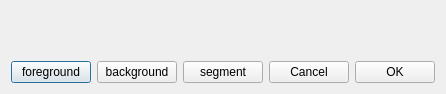
The window that Segmentation/interactionsegment.ui (MirandaGe/segmentation) describes before a commit, drawn with Qt 5.
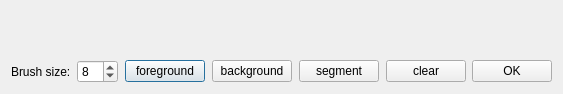
The same window after the commit. Custom widgets are drawn as their Qt base class.

Commit message: add scribble area

Patch:
```diff
--- a/Segmentation/interactionsegment.ui
+++ b/Segmentation/interactionsegment.ui
@@ -6,7 +6,7 @@
    <rect>
     <x>0</x>
     <y>0</y>
-    <width>439</width>
+    <width>563</width>
     <height>94</height>
    </rect>
   </property>
@@ -17,14 +17,7 @@
    <item>
     <layout class="QVBoxLayout" name="verticalLayout">
      <item>
-      <widget class="QLabel" name="imageLabel">
-       <property name="text">
-        <string/>
-       </property>
-       <property name="alignment">
-        <set>Qt::AlignCenter</set>
-       </property>
-      </widget>
+      <widget class="ScribbleArea" name="ScribbleWidget" native="true"/>
      </item>
      <item>
       <layout class="QHBoxLayout" name="horizontalLayout">
@@ -34,6 +27,39 @@
        <property name="sizeConstraint">
         <enum>QLayout::SetMinimumSize</enum>
        </property>
+       <item>
+        <widget class="QLabel" name="brushLabel">
+         <property name="text">
+          <string>Brush size:</string>
+         </property>
+        </widget>
+       </item>
+       <item>
+        <widget class="QSpinBox" name="brushSpinBox">
+         <property name="minimum">
+          <number>1</number>
+         </property>
+         <property name="maximum">
+          <number>15</number>
+         </property>
+         <property name="value">
+          <number>8</number>
+         </property>
+        </widget>
+       </item>
+       <item>
+        <spacer name="horizontalSpacer_4">
+         <property name="orientation">
+          <enum>Qt::Horizontal</enum>
+         </property>
+         <property name="sizeHint" stdset="0">
+          <size>
+           <width>40</width>
+           <height>20</height>
+          </size>
+         </property>
+        </spacer>
+       </item>
        <item>
         <widget class="QPushButton" name="foreButton">
          <property name="text">
@@ -97,7 +123,7 @@
        <item>
         <widget class="QPushButton" name="cancelButton">
          <property name="text">
-          <string>Cancel</string>
+          <string>clear</string>
          </property>
         </widget>
        </item>
@@ -115,6 +141,14 @@
   </layout>
  </widget>
  <layoutdefault spacing="6" margin="11"/>
+ <customwidgets>
+  <customwidget>
+   <class>ScribbleArea</class>
+   <extends>QWidget</extends>
+   <header location="global">scribblearea.h</header>
+   <container>1</container>
+  </customwidget>
+ </customwidgets>
  <resources/>
  <connections/>
 </ui>
```
Left out of the diff: 2 changed lines with no effect on the pictures. The commit also changes 37 other files.
